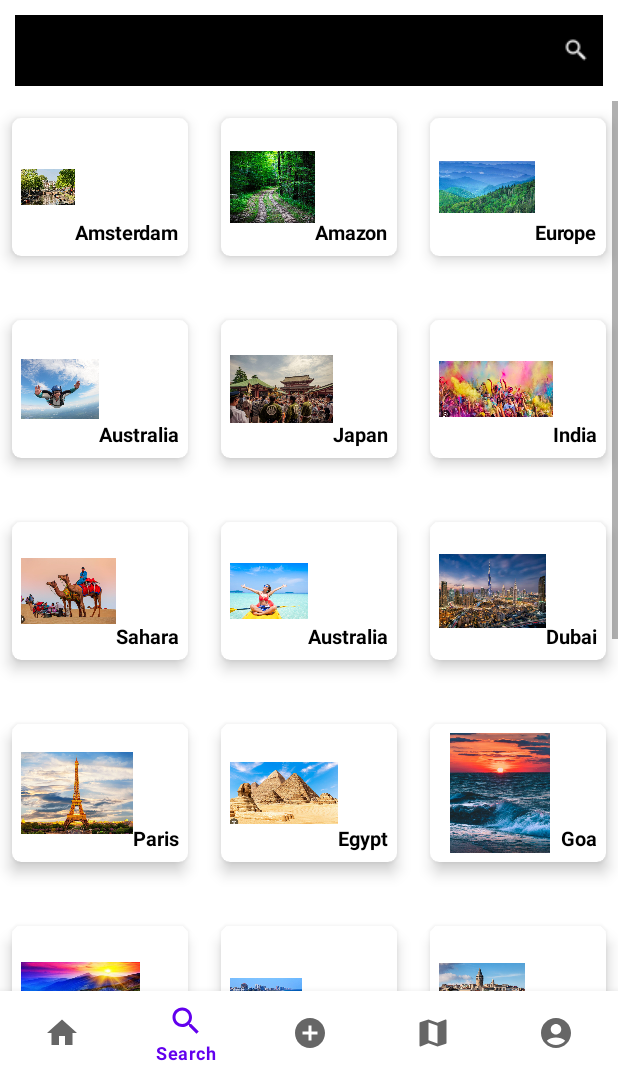
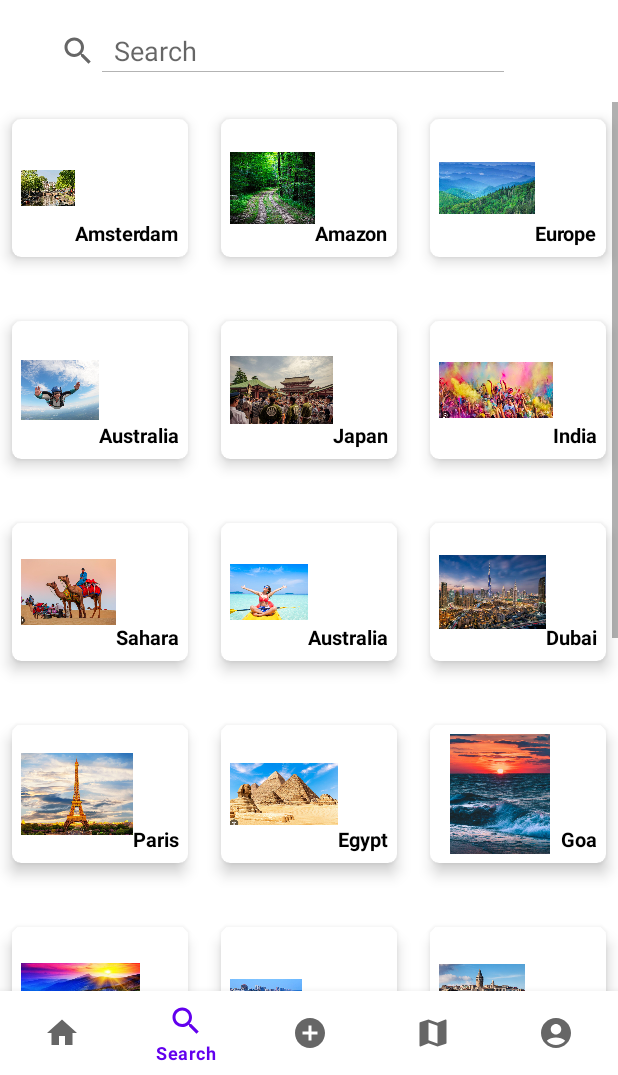
Before and after one commit to wutonytt/TravelTales, an Android app: the screen it shows after launch (MainActivity), item 2 of the bottom bar chosen, on a phone screen of 412 x 824 dp, the part 161-1236 px from its top. Run offline under Robolectric (Android 15) with nearby library versions, the phone set to English and light mode, and no system bars.

Commit message:
Search feature and navigation to tony's profile

```diff
--- a/app/src/main/java/edu/illinois/cs465/traveltales/ui/search/SearchFragment.java
+++ b/app/src/main/java/edu/illinois/cs465/traveltales/ui/search/SearchFragment.java
@@ -1,24 +1,22 @@
 package edu.illinois.cs465.traveltales.ui.search;
 
+import android.content.Intent;
 import android.os.Bundle;
-import android.util.Log;
 import android.view.LayoutInflater;
-import android.view.Menu;
-import android.view.MenuInflater;
-import android.view.MenuItem;
 import android.view.View;
 import android.view.ViewGroup;
 import android.widget.AdapterView;
 import android.widget.GridView;
 import android.widget.SearchView;
-import android.widget.Toast;
+
 import androidx.fragment.app.Fragment;
 import androidx.annotation.NonNull;
 
 
+import java.util.ArrayList;
+import java.util.List;
+
 import edu.illinois.cs465.traveltales.R;
-import edu.illinois.cs465.traveltales.databinding.ActivityMainBinding;
-import edu.illinois.cs465.traveltales.databinding.FragmentAddBinding;
 import edu.illinois.cs465.traveltales.ui.search.design.GridviewAdapter;
 import edu.illinois.cs465.traveltales.ui.search.model.ArrayListModel;
 import edu.illinois.cs465.traveltales.ui.search.model.PlacesModel;
@@ -26,28 +24,57 @@ import edu.illinois.cs465.traveltales.ui.search.model.PlacesModel;
 
 public class SearchFragment extends Fragment implements AdapterView.OnItemClickListener {
 
+    private GridviewAdapter gridviewAdapter;
+    private ArrayList<PlacesModel> originalData;
     @Override
     public View onCreateView(@NonNull LayoutInflater inflater, ViewGroup container, Bundle savedInstanceState) {
 
         View root = inflater.inflate(R.layout.fragment_search, container, false);
 
+        // Initialize original data
+        originalData = new ArrayListModel().setListData();
+
         GridView gridView = root.findViewById(R.id.my_grid_view);
-        GridviewAdapter gridviewAdapter = new GridviewAdapter(this.getContext(), new ArrayListModel().setListData());
+        gridviewAdapter = new GridviewAdapter(requireContext(), originalData);
         gridView.setAdapter(gridviewAdapter);
         gridView.setOnItemClickListener(this);
+
+        // Initialize SearchView
+        SearchView searchView = root.findViewById(R.id.searchView);
+        searchView.setOnQueryTextListener(new SearchView.OnQueryTextListener() {
+            @Override
+            public boolean onQueryTextSubmit(String query) {
+                return false;
+            }
+
+            @Override
+            public boolean onQueryTextChange(String newText) {
+                filterData(newText);
+                return true;
+            }
+        });
 
         return root;
 
     }
+    @Override
+    public void onItemClick(AdapterView<?> parent, View view, int position, long id) {
+        startActivity(new Intent(requireContext(), AnotherUserPageActivity.class));
+    }
 
-    @Override
-    public void onItemClick(AdapterView<?> parent, View view, int position, long l) {
-        PlacesModel model = (PlacesModel) parent.getItemAtPosition(position);
-        Toast.makeText(requireContext(), "Clicked By: " + model.getLetters(), Toast.LENGTH_SHORT).show();
+    private void filterData(String query) {
+        List<PlacesModel> filteredData = new ArrayList<>();
+
+        for (PlacesModel model : originalData) {
+            if (model.getLetters().toLowerCase().contains(query.toLowerCase())) {
+                filteredData.add(model);
+            }
+        }
+
+        gridviewAdapter.setData((ArrayList<PlacesModel>) filteredData);
     }
 
 
 
 
-
 }
--- a/app/src/main/java/edu/illinois/cs465/traveltales/ui/search/design/GridviewAdapter.java
+++ b/app/src/main/java/edu/illinois/cs465/traveltales/ui/search/design/GridviewAdapter.java
@@ -19,11 +19,12 @@ import edu.illinois.cs465.traveltales.ui.search.model.PlacesModel;
 import java.util.ArrayList;
 import java.util.List;
 
-public class GridviewAdapter extends ArrayAdapter<PlacesModel> implements Filterable {
-
+public class GridviewAdapter extends ArrayAdapter<PlacesModel>  {
+    private ArrayList<PlacesModel> placesModels;
 
     public GridviewAdapter(@NonNull Context context, ArrayList<PlacesModel> placesModels) {
         super(context, 0 , placesModels);
+        this.placesModels = placesModels;
     }
 
     @NonNull
@@ -43,10 +44,17 @@ public class GridviewAdapter extends ArrayAdapter<PlacesModel> implements Filter
         }
 
         PlacesModel model = getItem(position);
+        if(model != null){
         holderView.icons.setImageResource(model.getIconId());
-        holderView.tv.setText(model.getLetters());
+        holderView.tv.setText(model.getLetters());}
 
         return convertView;
+    }
+
+    public void setData(ArrayList<PlacesModel> newData) {
+        placesModels.clear();
+        placesModels.addAll(newData);
+        notifyDataSetChanged();
     }
 
 
--- a/app/src/main/res/layout/fragment_another_user_page.xml
+++ b/app/src/main/res/layout/fragment_another_user_page.xml
@@ -1,7 +1,9 @@
 <?xml version="1.0" encoding="utf-8"?>
 <RelativeLayout xmlns:android="http://schemas.android.com/apk/res/android"
     android:layout_width="match_parent"
-    android:layout_height="match_parent">
+    android:layout_height="match_parent"
+    android:id="@+id/anotherUserPageLayout">
+
 
     <TextView
         android:id="@+id/travelTalesText"
--- a/app/src/main/res/layout/fragment_search.xml
+++ b/app/src/main/res/layout/fragment_search.xml
@@ -4,8 +4,9 @@
     xmlns:tools="http://schemas.android.com/tools"
     android:layout_width="match_parent"
     android:layout_height="match_parent"
+    android:id="@+id/searchfeedmain"
     android:orientation="vertical"
-    tools:context=".ui.search.Search_Main_Activity">
+    tools:context=".ui.search.Search_Fragment">
 
     <!-- Title -->
     <TextView
@@ -23,14 +24,15 @@
         android:layout_height="wrap_content"
         android:padding="10dp">
 
-        <!-- Search Box -->
-        <EditText
-            android:id="@+id/searchEditText"
+        <SearchView
+            android:id="@+id/searchView"
             android:layout_width="match_parent"
             android:layout_height="wrap_content"
-            android:background="#000000"
-            android:hint="Search"
-            android:textColor="#FFFFFF"
+            android:iconifiedByDefault="false"
+            android:queryHint="Search"
+            android:layout_marginEnd="48dp"
+            android:background="#FFFFFF"
+            android:textColor="#000000"
             android:textSize="20dp"
             android:padding="10dp"/>
 
```
Also changed, not shown: app/src/main/AndroidManifest.xml (+12 -12 lines), app/src/main/java/edu/illinois/cs465/traveltales/ui/search/AnotherUserPageActivity.java (added, +16 -0 lines), app/src/main/res/layout/activity_another_user_page.xml (added, +10 -0 lines).
